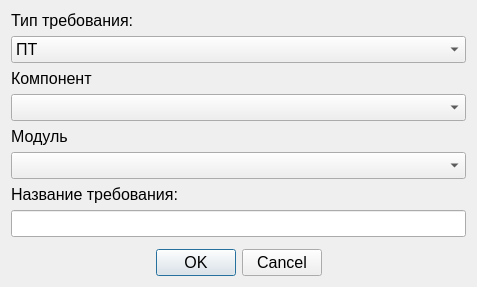
The window that plugins/analysis/widgets/analysis/newrequirementdialog.ui (gen1izh/cpp) describes before a commit, drawn with Qt 5.
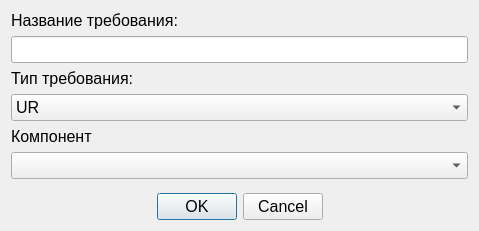
The same window after the commit. Icons and pictures are not drawn.

Commit message: upd: рефакторинг структуры проекта. Вместо жесткого дерева (система, подсистема, компонент, модуль) - гибкое дерево.

```diff
--- a/plugins/analysis/widgets/analysis/newrequirementdialog.ui
+++ b/plugins/analysis/widgets/analysis/newrequirementdialog.ui
@@ -6,8 +6,8 @@
    <rect>
     <x>0</x>
     <y>0</y>
-    <width>477</width>
-    <height>287</height>
+    <width>479</width>
+    <height>231</height>
    </rect>
   </property>
   <property name="font">
@@ -24,44 +24,18 @@
   </property>
   <layout class="QGridLayout" name="gridLayout">
    <item row="1" column="0">
-    <widget class="QComboBox" name="requirementComboBox">
-     <item>
-      <property name="text">
-       <string>ПТ</string>
-      </property>
-     </item>
-     <item>
-      <property name="text">
-       <string>ФТ</string>
-      </property>
-     </item>
-     <item>
-      <property name="text">
-       <string>НФТ</string>
-      </property>
-     </item>
-    </widget>
+    <widget class="QLineEdit" name="nameEdit"/>
    </item>
-   <item row="11" column="0">
-    <widget class="QDialogButtonBox" name="buttonBox">
-     <property name="orientation">
-      <enum>Qt::Horizontal</enum>
-     </property>
-     <property name="standardButtons">
-      <set>QDialogButtonBox::Cancel|QDialogButtonBox::Ok</set>
-     </property>
-     <property name="centerButtons">
-      <bool>true</bool>
-     </property>
-    </widget>
-   </item>
-   <item row="0" column="0">
+   <item row="2" column="0">
     <widget class="QLabel" name="label">
      <property name="text">
       <string>Тип требования:</string>
      </property>
     </widget>
    </item>
+   <item row="5" column="0">
+    <widget class="QComboBox" name="componentBox"/>
+   </item>
    <item row="10" column="0">
     <spacer name="verticalSpacer">
      <property name="orientation">
@@ -76,35 +50,51 @@
     </spacer>
    </item>
    <item row="3" column="0">
-    <widget class="QComboBox" name="componentBox"/>
+    <widget class="QComboBox" name="requirementComboBox">
+     <item>
+      <property name="text">
+       <string>UR</string>
+      </property>
+     </item>
+     <item>
+      <property name="text">
+       <string>FR</string>
+      </property>
+     </item>
+     <item>
+      <property name="text">
+       <string>NFR</string>
+      </property>
+     </item>
+    </widget>
+   </item>
+   <item row="11" column="0">
+    <widget class="QDialogButtonBox" name="buttonBox">
+     <property name="orientation">
+      <enum>Qt::Horizontal</enum>
+     </property>
+     <property name="standardButtons">
+      <set>QDialogButtonBox::Cancel|QDialogButtonBox::Ok</set>
+     </property>
+     <property name="centerButtons">
+      <bool>true</bool>
+     </property>
+    </widget>
    </item>
    <item row="4" column="0">
-    <widget class="QLabel" name="label_2">
-     <property name="text">
-      <string>Модуль</string>
-     </property>
-    </widget>
-   </item>
-   <item row="5" column="0">
-    <widget class="QComboBox" name="moduleBox"/>
-   </item>
-   <item row="6" column="0">
-    <widget class="QLabel" name="label_3">
-     <property name="text">
-      <string>Название требования:</string>
-     </property>
-    </widget>
-   </item>
-   <item row="7" column="0">
-    <widget class="QLineEdit" name="nameEdit"/>
-   </item>
-   <item row="2" column="0">
     <widget class="QLabel" name="label_4">
      <property name="text">
       <string>Компонент</string>
      </property>
     </widget>
    </item>
+   <item row="0" column="0">
+    <widget class="QLabel" name="label_3">
+     <property name="text">
+      <string>Название требования:</string>
+     </property>
+    </widget>
+   </item>
   </layout>
  </widget>
  <resources>
```
The commit also changes 65 other files.
